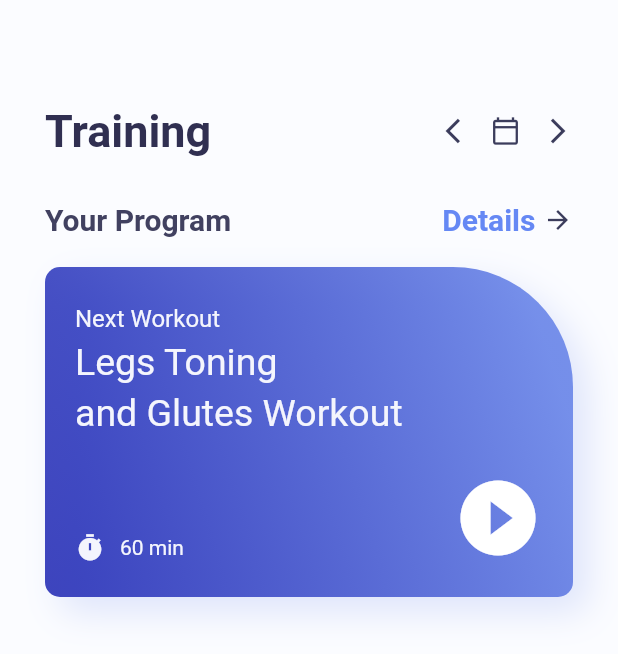
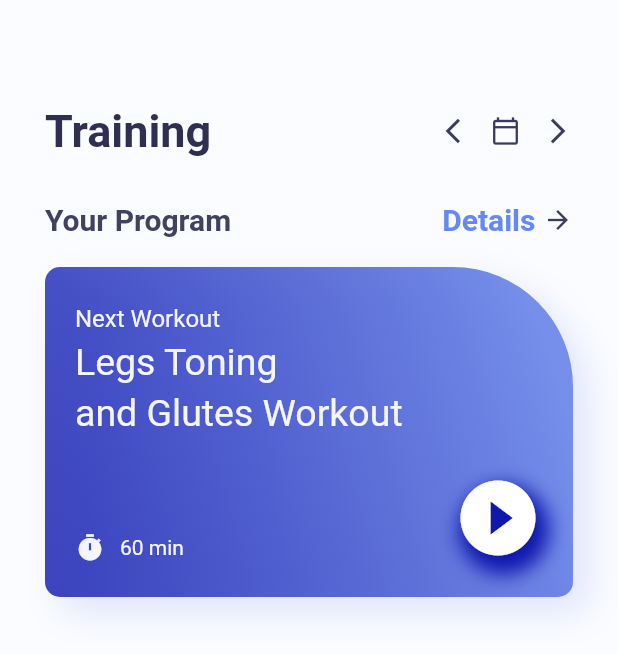
Before and after one commit to SadeEtensh/Flutter_UI_Code, a Flutter app: the screen it shows after launch, on a phone screen of 412 x 824 dp. Shown: the top 654 px of the screen. Run offline on Flutter 3.47's test engine with Material 2 defaults, Android fonts, the phone set to English and light mode, and no system bars.

Commit message:
Completed the Hero Section of HomePage

```diff
--- a/lib/home_page.dart
+++ b/lib/home_page.dart
@@ -74,7 +74,7 @@ class _HomePageState extends State<HomePage> {
                 ),
               ],
             ),
-            SizedBox(height: 20,),
+            const SizedBox(height: 20,),
             Container(
               width: MediaQuery.of(context).size.width,
               height: 220,
@@ -149,10 +149,22 @@ class _HomePageState extends State<HomePage> {
                           ],
                         ),
                         Expanded(child: Container()),
-                        const Icon(
-                          Icons.play_circle_fill,
-                          color: Colors.white,
-                          size: 60,
+                        Container(
+                          decoration: BoxDecoration(
+                            borderRadius: BorderRadius.circular(60),
+                            boxShadow: [
+                              BoxShadow(
+                                color: color.AppColor.gradientFirst,
+                                blurRadius: 10,
+                                offset: Offset(4, 8),
+                              )
+                            ]
+                          ),
+                          child: const Icon(
+                            Icons.play_circle_fill,
+                            color: Colors.white,
+                            size: 60,
+                          ),
                         )
                       ],
                     )
```
